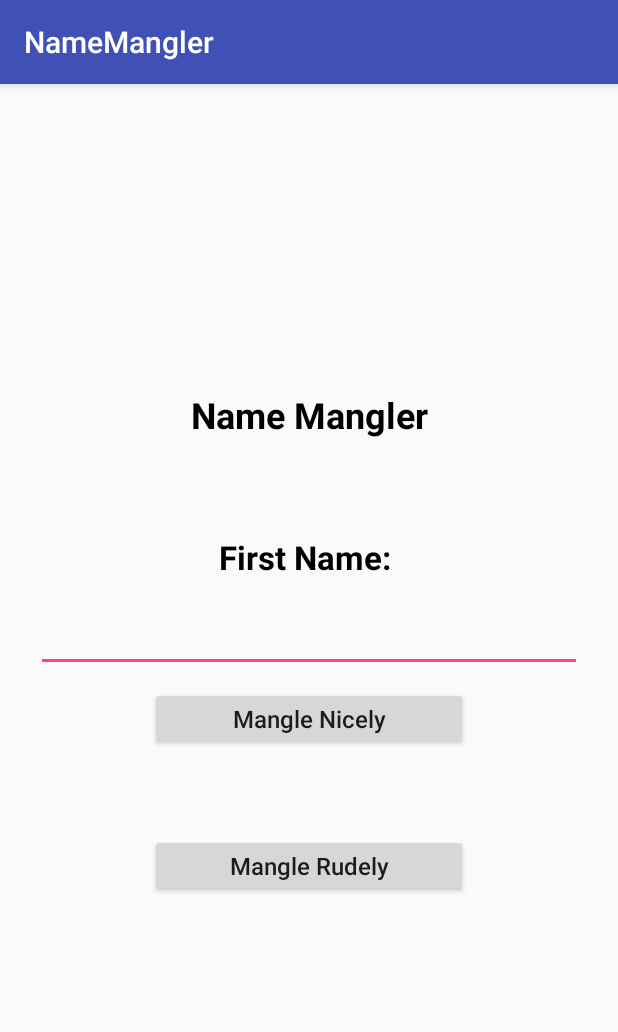
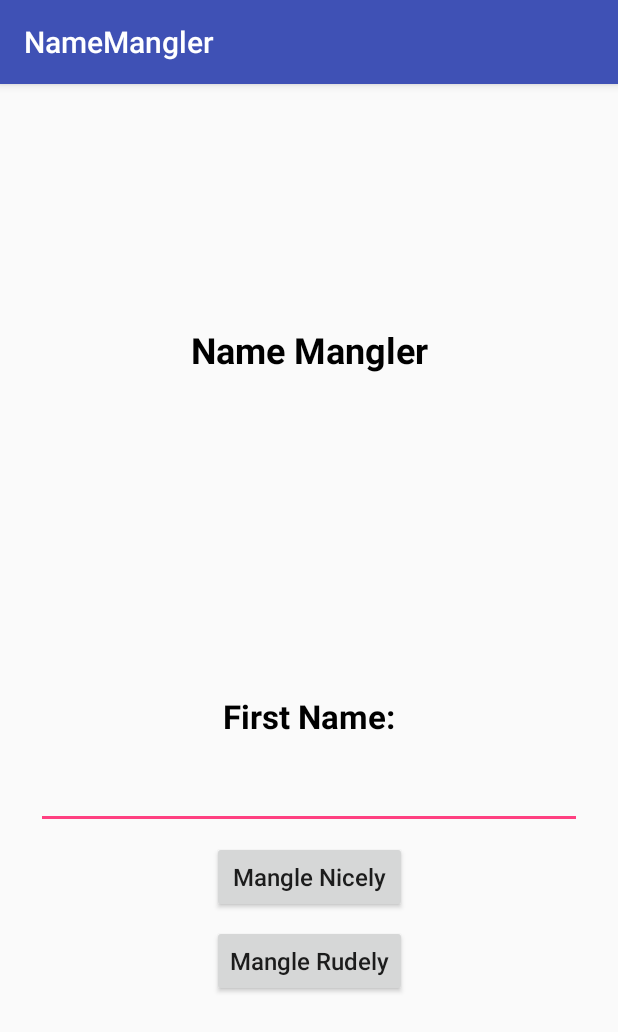
Before and after one commit to riemeri/NameMangler, an Android app: the screen it shows after launch (MainActivity), on a phone screen of 412 x 824 dp. Shown: the top 1032 px of the screen. Run offline under Robolectric (Android 15) with nearby library versions, the phone set to English and light mode, and no system bars.

Commit message:
Edited the views to display more nicely
- Image size changes on rotation, and rest of view's costraints adapt to change

```diff
--- a/app/src/main/java/com/oregonstate/riemeri/namemangler/Name.java
+++ b/app/src/main/java/com/oregonstate/riemeri/namemangler/Name.java
@@ -32,10 +32,11 @@ public class Name {
     }
 
     //Constructor option to retain a previously used last name. Made for "resuming" after instance state changes
-    public Name(String firstName, String[] lastNames, String currentLastName){
+    public Name(String firstName, String[] lastNames, String[] rudeNames, String currentLastName){
         mFirstName = firstName;
         mLastName = currentLastName;
         mNiceNames = lastNames;
+        mRudeNames = rudeNames;
     }
 
     public String getFirstName() {
--- a/app/src/main/res/layout/activity_main.xml
+++ b/app/src/main/res/layout/activity_main.xml
@@ -1,65 +1,93 @@
 <?xml version="1.0" encoding="utf-8"?>
-<LinearLayout
+<android.support.constraint.ConstraintLayout
     xmlns:android="http://schemas.android.com/apk/res/android"
+    xmlns:app="http://schemas.android.com/apk/res-auto"
+    xmlns:tools="http://schemas.android.com/tools"
+    android:id="@+id/linearLayout"
     android:layout_width="fill_parent"
     android:layout_height="fill_parent"
-    android:orientation="vertical"
     android:gravity="center">
 
     <TextView
         android:id="@+id/textView"
-        android:layout_width="fill_parent"
+        android:layout_width="0dp"
         android:layout_height="wrap_content"
-        android:layout_marginBottom="24dp"
-        android:padding="24dp"
-        android:text="Name Mangler"
+        android:layout_marginBottom="8dp"
+        android:layout_marginTop="16dp"
+        android:padding="8dp"
+        android:text="@string/name_mangler"
         android:textAlignment="center"
         android:textColor="@android:color/black"
         android:textSize="24sp"
-        android:textStyle="bold" />
+        android:textStyle="bold"
+        app:layout_constraintBottom_toTopOf="@+id/textView2"
+        app:layout_constraintEnd_toEndOf="parent"
+        app:layout_constraintHorizontal_bias="0.0"
+        app:layout_constraintStart_toStartOf="parent"
+        app:layout_constraintTop_toTopOf="parent"
+        app:layout_constraintVertical_bias="0.42000002"/>
 
     <TextView
-        android:layout_width="match_parent"
+        android:id="@+id/textView2"
+        android:layout_width="0dp"
         android:layout_height="wrap_content"
-        android:padding="16dp"
-        android:text="First Name: "
+        android:layout_marginBottom="8dp"
+        android:padding="8dp"
+        android:text="@string/first_name_label"
         android:textAlignment="center"
         android:textColor="@android:color/black"
         android:textSize="22sp"
-        android:textStyle="bold" />
+        android:textStyle="bold"
+        app:layout_constraintBottom_toTopOf="@+id/name_text"
+        app:layout_constraintEnd_toEndOf="parent"
+        app:layout_constraintStart_toStartOf="parent"/>
 
     <EditText
         android:id="@+id/name_text"
-        android:layout_width="match_parent"
-        android:layout_height="46dp"
-        android:layout_marginLeft="24dp"
-        android:layout_marginRight="24dp"
+        android:layout_width="0dp"
+        android:layout_height="wrap_content"
+        android:layout_marginBottom="8dp"
+        android:layout_marginEnd="24dp"
+        android:layout_marginStart="24dp"
         android:padding="10dp"
-        android:singleLine="true"/>
+        android:singleLine="true"
+        android:textColorLink="@android:color/holo_green_dark"
+        app:layout_constraintBottom_toTopOf="@+id/linearLayout3"
+        app:layout_constraintEnd_toEndOf="parent"
+        app:layout_constraintStart_toStartOf="parent"/>
+
+    <LinearLayout
+        android:id="@+id/linearLayout3"
+        android:layout_width="wrap_content"
+        android:layout_height="wrap_content"
+        android:layout_marginBottom="16dp"
+        android:layout_marginEnd="8dp"
+        android:layout_marginStart="8dp"
+        android:layout_marginTop="32dp"
+        android:orientation="vertical"
+        app:layout_constraintBottom_toBottomOf="parent"
+        app:layout_constraintEnd_toEndOf="parent"
+        app:layout_constraintStart_toStartOf="parent"
+        app:layout_constraintTop_toTopOf="parent"
+        app:layout_constraintVertical_bias="0.767">
 
         <Button
             android:id="@+id/mangle_nicely"
-        android:layout_width="match_parent"
-        android:layout_height="42dp"
-        android:layout_marginLeft="100dp"
-        android:layout_marginRight="100dp"
-        android:layout_marginTop="10dp"
-        android:layout_marginBottom="46dp"
-        android:text="Mangle Nicely"
+            android:layout_width="130dp"
+            android:layout_height="wrap_content"
+            android:layout_marginBottom="8dp"
+            android:text="@string/mangle_nicely"
             android:textAllCaps="false"
             android:textSize="16sp"/>
 
         <Button
             android:id="@+id/mangle_rudely"
             android:layout_width="match_parent"
-        android:layout_height="42dp"
-        android:layout_marginBottom="46dp"
-        android:layout_marginLeft="100dp"
-        android:layout_marginRight="100dp"
-        android:layout_marginTop="10dp"
-        android:text="Mangle Rudely"
+            android:layout_height="wrap_content"
+            android:text="@string/mangle_rudely"
             android:textAllCaps="false"
-        android:textSize="16sp" />
+            android:textSize="16sp"/>
+    </LinearLayout>
 
 
-</LinearLayout>
+</android.support.constraint.ConstraintLayout>
--- a/app/src/main/res/values/strings.xml
+++ b/app/src/main/res/values/strings.xml
@@ -1,5 +1,11 @@
 <resources>
     <string name="app_name">NameMangler</string>
+    <string name="name_mangler">Name Mangler</string>
+    <string name="first_name_label">First Name: </string>
+    <string name="mangle_nicely">Mangle Nicely</string>
+    <string name="mangle_rudely">Mangle Rudely</string>
+    <string name="reset">Reset</string>
+    <string name="remangle">Re-Mangle!</string>
     <string-array name="niceNameList">
         <item>Magnificent</item>
         <item>Thugnificent</item>
@@ -11,7 +17,7 @@
         <item>Arseface</item>
         <item>Mediocre</item>
         <item>Doucher</item>
-        <item>Fails-a-lot</item>
+        <item>Fails-a-Lot</item>
         <item>Monkeyface</item>
     </string-array>
 </resources>
--- a/build.gradle
+++ b/build.gradle
@@ -3,9 +3,10 @@
 buildscript {
     repositories {
         jcenter()
+        google()
     }
     dependencies {
-        classpath 'com.android.tools.build:gradle:2.3.3'
+        classpath 'com.android.tools.build:gradle:3.0.1'
 
         // NOTE: Do not place your application dependencies here; they belong
         // in the individual module build.gradle files
@@ -15,6 +16,7 @@ buildscript {
 allprojects {
     repositories {
         jcenter()
+        google()
     }
 }
 
```
Also changed, not shown: app/src/main/java/com/oregonstate/riemeri/namemangler/MangledNameActivity.java (+49 -8 lines), app/src/main/res/layout/activity_mangled_name_nice.xml (+47 -28 lines), app/src/main/res/layout/activity_mangled_name_rude.xml (+40 -25 lines), gradle/wrapper/gradle-wrapper.properties. Lines whose indentation alone changed are shown as unchanged.
